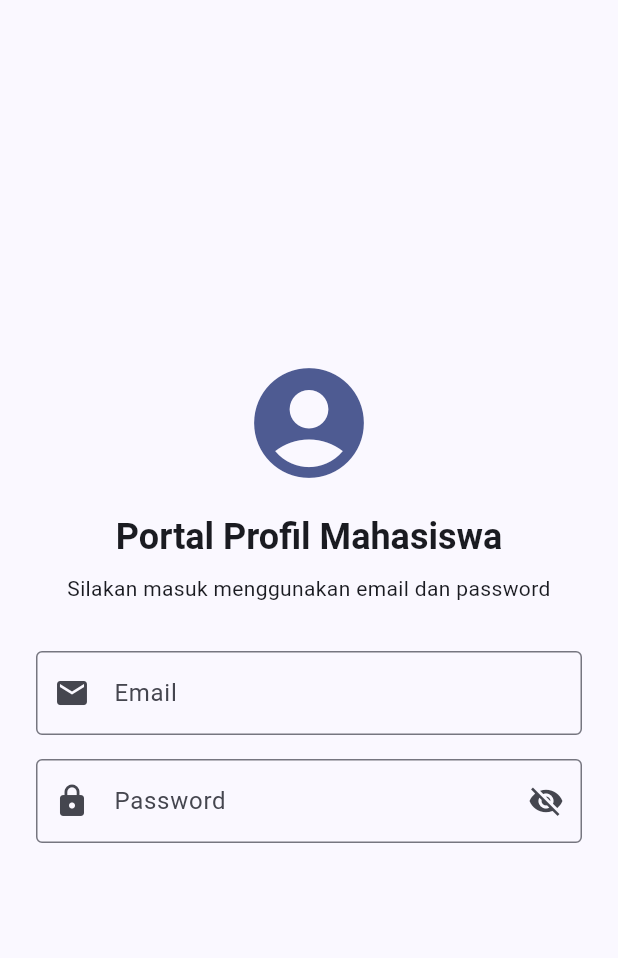
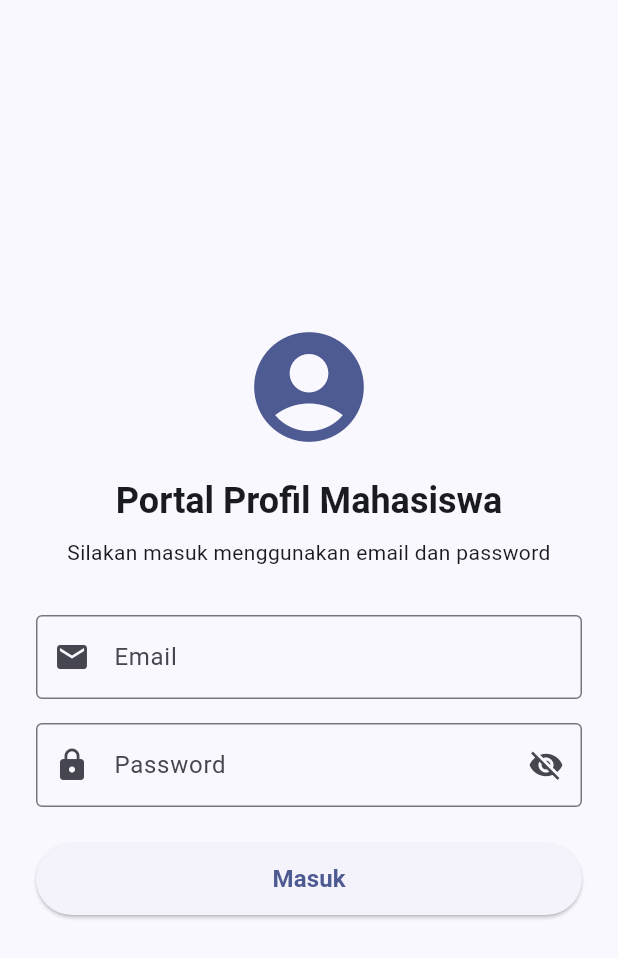
Before and after one commit to syafiqfadhil/UTS_PML_1124160087, a Flutter app: the screen it shows after launch, on a phone screen of 412 x 824 dp. Shown: the top 958 px of the screen. Run offline on Flutter 3.47's test engine with Material 3 defaults, Android fonts, the phone set to English and light mode, and no system bars; missing offline and left inert: dart:ffi; statements that could not run were skipped.

Commit message:
menambahkan button login dan loading pada halaman login

```diff
--- a/profile_app/lib/screens/login_page.dart
+++ b/profile_app/lib/screens/login_page.dart
@@ -127,7 +127,25 @@ class _LoginPageState extends State<LoginPage> {
                     },
                   ),
 
-                  const SizedBox(height: 24,)
+                  const SizedBox(height: 24,),
+                  SizedBox(
+                    height: 48,
+                    child: ElevatedButton(onPressed: _isLoading ? null : _handleLogin,
+                    child: _isLoading
+                      ? const SizedBox(
+                        height: 22,
+                        width: 22,
+                        child: CircularProgressIndicator(strokeWidth: 2.5,),
+                      )
+                      : const Text(
+                        'Masuk',
+                        style: TextStyle(
+                          fontSize: 16,
+                          fontWeight: FontWeight.bold,
+                        ),
+                      ),
+                    ),
+                  )
                 ],
               ),
             ),
```
